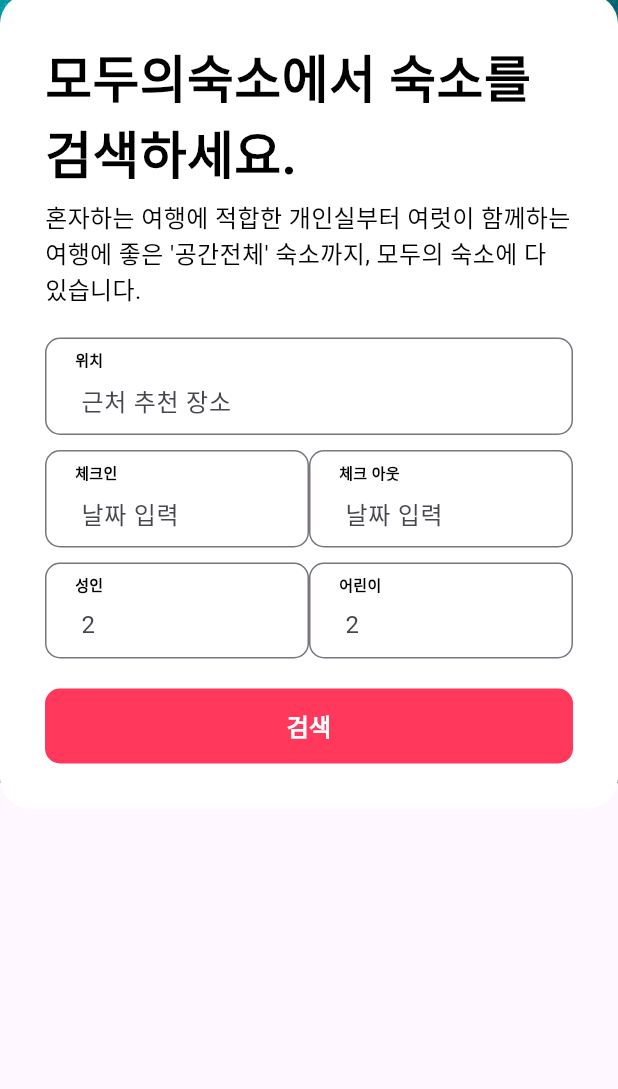
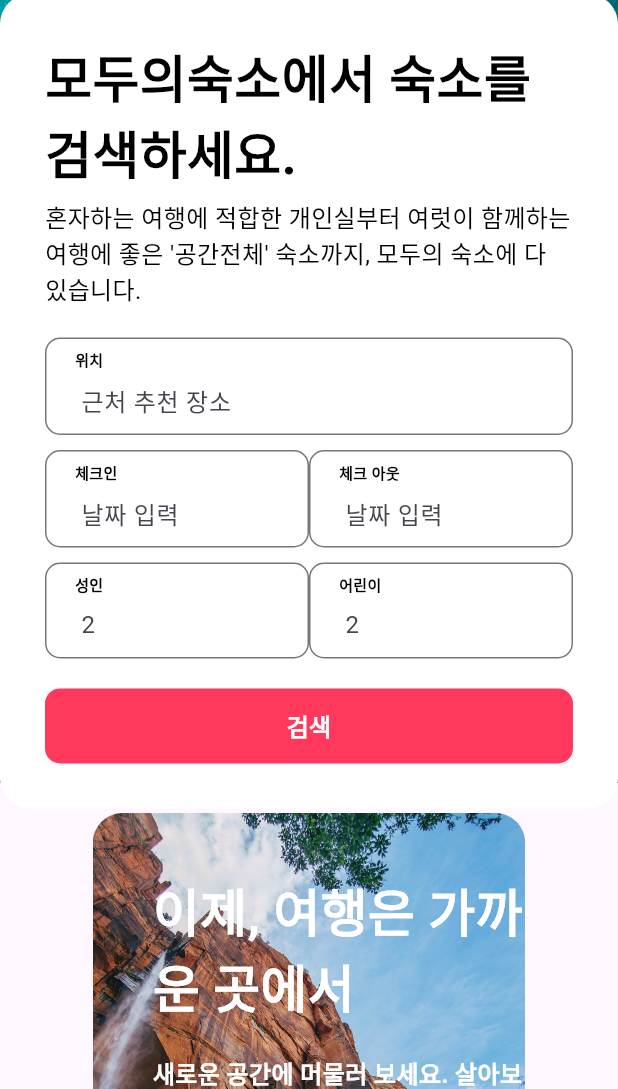
Before and after one commit to hyeji111544/flutter-app, a Flutter app: the screen it shows after launch, on a phone screen of 412 x 824 dp, the part 147-1236 px from its top. Run offline on Flutter 3.47's test engine with Material 3 defaults, Android fonts, the light colour scheme and no system bars; our stand-ins replace google_fonts.

Commit message:
body_banner 완성

```diff
--- a/roomapp/lib/home/home_body_banner.dart
+++ b/roomapp/lib/home/home_body_banner.dart
@@ -1,11 +1,12 @@
 import 'package:flutter/material.dart';
 import 'package:roomapp/size.dart';
+import 'package:roomapp/styles.dart';
 
 class HomeBodyBanner extends StatelessWidget {
-
   @override
   Widget build(BuildContext context) {
-    return Padding(padding: const EdgeInsets.only(top: gap_m),
+    return Padding(
+      padding: const EdgeInsets.only(top: gap_m),
       child: Stack(
         children: [
           _buildBannerImage(),
@@ -16,10 +17,65 @@ class HomeBodyBanner extends StatelessWidget {
   }
 
   Widget _buildBannerImage() {
-    return SizedBox();
+    return ClipRRect(
+      borderRadius: BorderRadius.circular(20),
+      child: Image.asset(
+        "assets/banner.jpg",
+        fit: BoxFit.cover,
+        width: double.infinity,
+        height: 320,
+      ),
+    );
   }
 
   Widget _buildBannerCaption() {
-    return SizedBox();
+    return Positioned(
+      top: 40,
+      left: 40,
+      child: Column(
+        crossAxisAlignment: CrossAxisAlignment.start,
+        children: [
+          Container(
+            constraints: BoxConstraints(
+              maxWidth: 250,
+            ),
+            child: Text(
+              "이제, 여행은 가까운 곳에서",
+              style: h4(mColor: Colors.white),
+            ),
+          ),
+          SizedBox(
+            height: gap_m,
+          ),
+          Container(
+            constraints: BoxConstraints(maxWidth: 250),
+            child: Text(
+              "새로운 공간에 머물러 보세요. 살아보기, 출장, 여행 등 다양한 목적에 맞는 숙소를 찾아보세요.",
+              style: subtitle1(mColor: Colors.white),
+            ),
+          ),
+          SizedBox(
+            height: gap_m,
+          ),
+          SizedBox(
+            height: 35,
+            width: 170,
+            child: TextButton(
+              style: TextButton.styleFrom(
+                backgroundColor: Colors.white,
+                shape: RoundedRectangleBorder(
+                  borderRadius: BorderRadius.circular(5),
+                ),
+              ),
+              onPressed: () {},
+              child: Text(
+                "가까운 여행지 둘러보기",
+                style: subtitle2(),
+              ),
+            ),
+          ),
+        ],
+      ),
+    );
   }
 }
```
Lines whose indentation alone changed are shown as unchanged.
